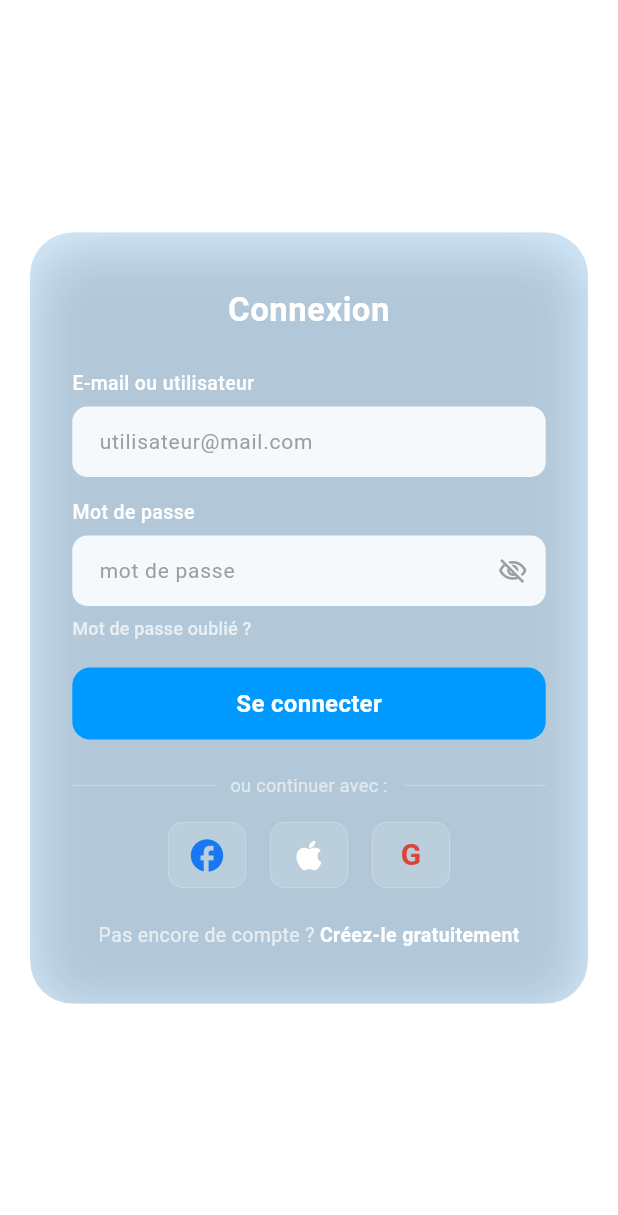
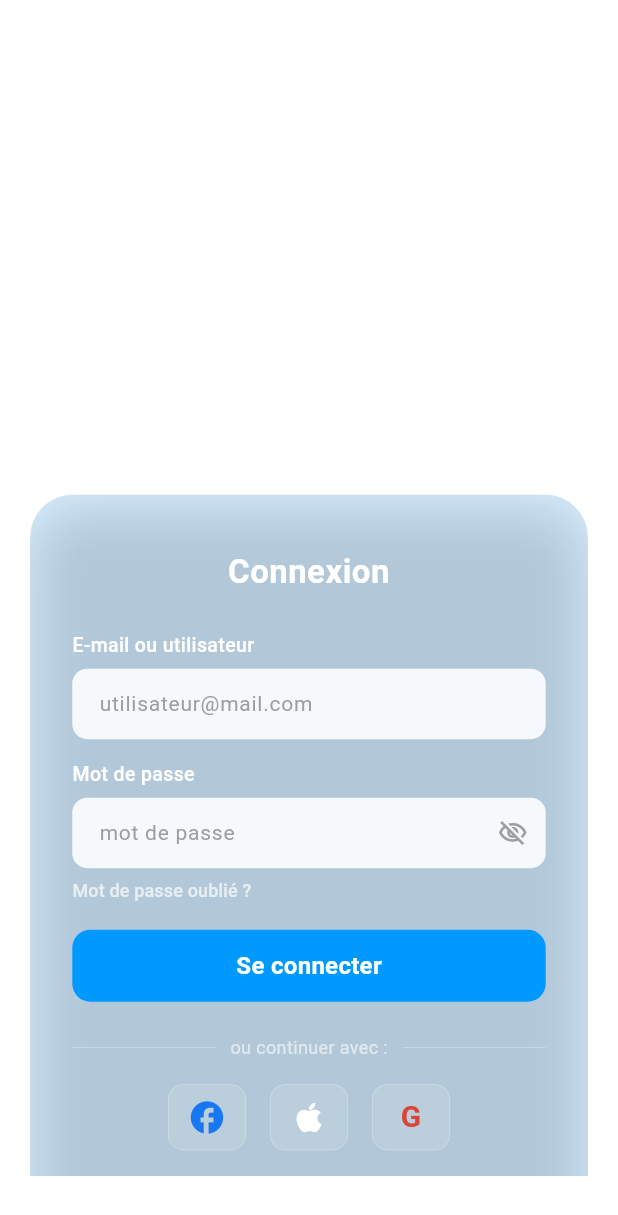
Before and after one commit to trottle-voyage/Trottle-2.8, a Flutter app: the LoginScreen screen opened directly, on a phone screen of 412 x 824 dp. Shown: the top 1215 px of the screen. Run offline on Flutter 3.47's test engine with Material 3 defaults, Android fonts, the phone set to English and light mode, and no system bars; our stand-ins replace video_player.

Commit message:
Align login card top to bottom of butterfly logo (~40% screen height)
Co-Authored-By: Claude Sonnet 4.6 <noreply@anthropic.com>

```diff
--- a/lib/features/auth/login_screen.dart
+++ b/lib/features/auth/login_screen.dart
@@ -28,10 +28,13 @@ class _LoginScreenState extends State<LoginScreen> {
       backgroundColor: Colors.transparent,
       body: Stack(
         children: [
-          // Card centrée
-          Center(
+          // Card alignée sous le papillon (~40% du haut)
+          Positioned(
+            top: MediaQuery.of(context).size.height * 0.40,
+            left: 20,
+            right: 20,
+            bottom: 40,
             child: SingleChildScrollView(
-              padding: const EdgeInsets.symmetric(horizontal: 20),
               child: _buildCard(context),
             ),
           ),
```
